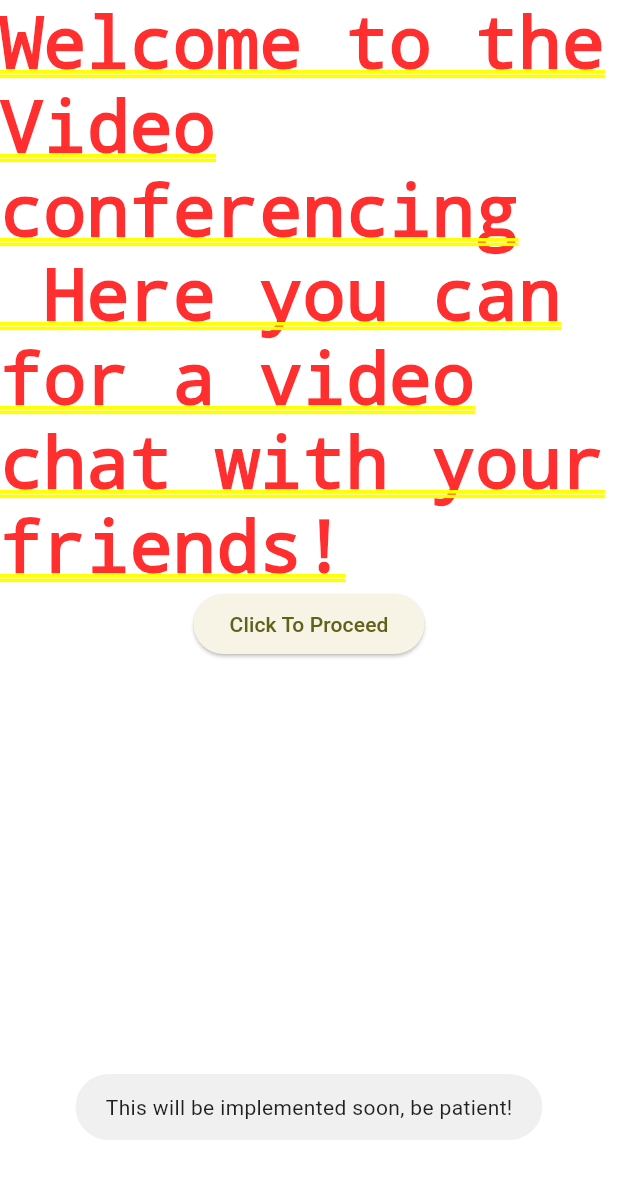
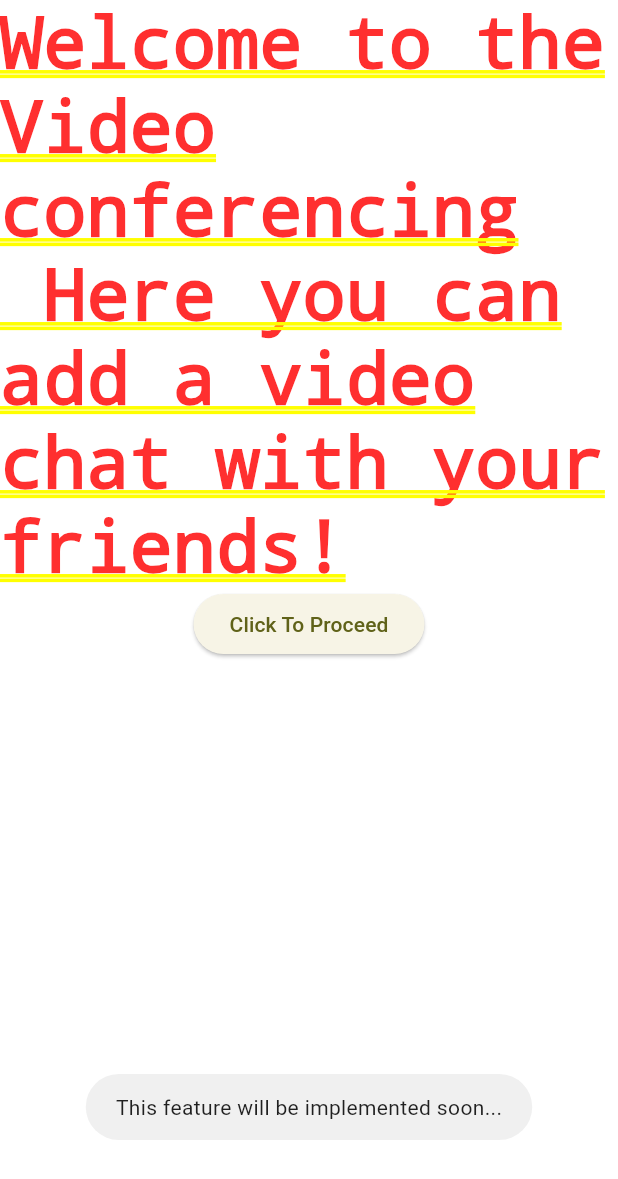
Before and after one commit to mwichabe/Antonios_Sports_Lounge, a Flutter app: the screen it shows once a user with an empty profile is signed in, item 2 of the bottom bar chosen, after a tap on the "video call" icon, after a tap on "Click To Proceed", on a phone screen of 412 x 824 dp. Shown: the top 1179 px of the screen. Run offline on Flutter 3.47's test engine with Material 3 defaults, Android fonts, the phone set to English and light mode, and no system bars; our stand-ins replace cached_network_image, cloud_firestore, firebase_auth, firebase_core, firebase_messaging, firebase_storage and 4 more; accounts and stored records are empty.

Commit message:
Modified changes

```diff
--- a/lib/screens/home/homePages/videoConference/videoConferenceScreen.dart
+++ b/lib/screens/home/homePages/videoConference/videoConferenceScreen.dart
@@ -10,11 +10,11 @@ class VideoConferenceScreen extends StatelessWidget {
       child: Column(
         children: [
           const Text(
-              'Welcome to the Video conferencing \n Here you can for a video chat with your friends!'),
+              'Welcome to the Video conferencing \n Here you can add a video chat with your friends!'),
           ElevatedButton(
               onPressed: () {
                 Fluttertoast.showToast(
-                    msg: 'This will be implemented soon, be patient!');
+                    msg: 'This feature will be implemented soon...');
               },
               child: const Text('Click To Proceed')),
         ],
--- a/pubspec.yaml
+++ b/pubspec.yaml
@@ -51,6 +51,7 @@ dependencies:
   stream_video_push_notification: ^0.3.1
   firebase_core: ^2.24.2
   stream_video: ^0.3.1
+  connectivity: ^3.0.6
 
 dev_dependencies:
   flutter_test:
```
Also changed, not shown: pubspec.lock, 1 other file.
